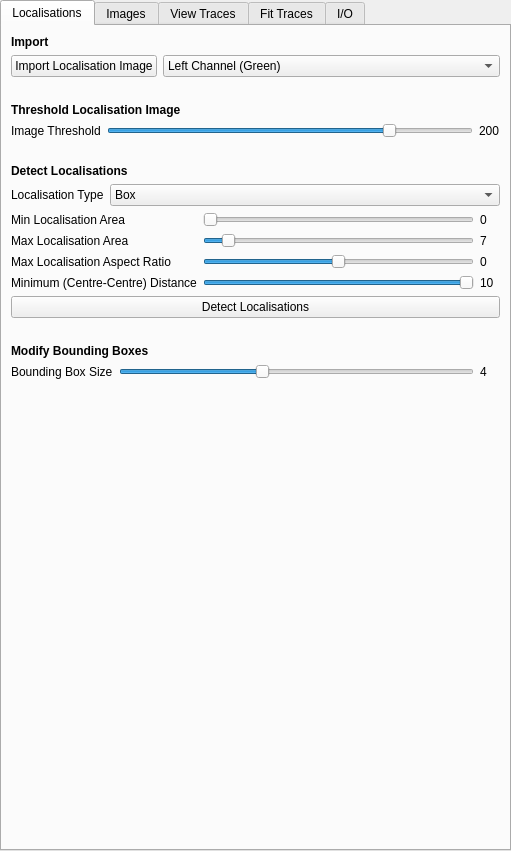
Before: the Qt Designer form src/napari_gapseq/gapseq_ui.ui in piedrro/napari-GapSeq, drawn with Qt 5.
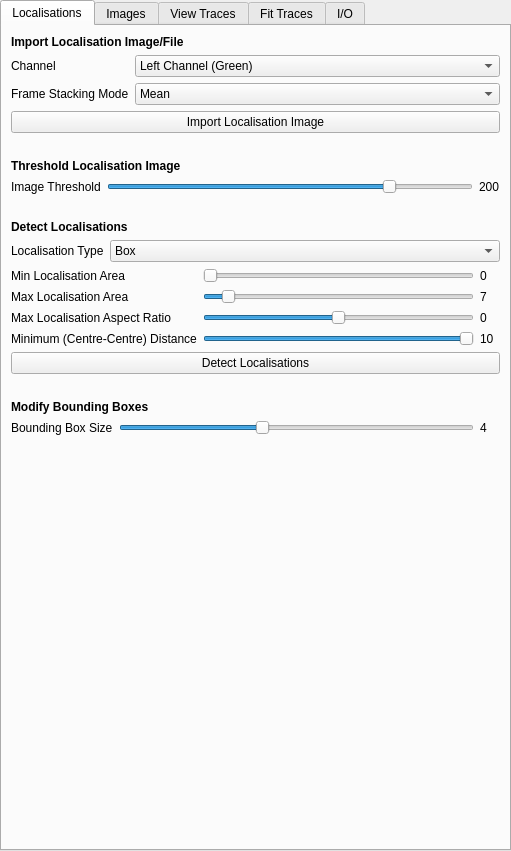
After: the same form once the commit is applied.

Commit message: Added frame stacking mode

```diff
--- a/src/napari_gapseq/gapseq_ui.ui
+++ b/src/napari_gapseq/gapseq_ui.ui
@@ -30,7 +30,7 @@
        </font>
       </property>
       <property name="text">
-       <string>Import</string>
+       <string>Import Localisation Image/File</string>
       </property>
      </widget>
     </item>
@@ -63,15 +63,48 @@
         </item>
        </widget>
       </item>
+      <item row="1" column="0">
+       <widget class="QLabel" name="label_37">
+        <property name="text">
+         <string>Frame Stacking Mode</string>
+        </property>
+       </widget>
+      </item>
+      <item row="1" column="1">
+       <widget class="QComboBox" name="localisation_stack_mode">
+        <item>
+         <property name="text">
+          <string>Mean</string>
+         </property>
+        </item>
+        <item>
+         <property name="text">
+          <string>Max</string>
+         </property>
+        </item>
+        <item>
+         <property name="text">
+          <string>Standard Deviation</string>
+         </property>
+        </item>
+       </widget>
+      </item>
       <item row="0" column="0">
-       <widget class="QPushButton" name="localisation_import_image">
+       <widget class="QLabel" name="label_40">
         <property name="text">
-         <string>Import Localisation Image</string>
+         <string>Channel</string>
         </property>
        </widget>
       </item>
      </layout>
     </item>
+    <item>
+     <widget class="QPushButton" name="localisation_import_image">
+      <property name="text">
+       <string>Import Localisation Image</string>
+      </property>
+     </widget>
+    </item>
     <item>
      <spacer name="verticalSpacer_5">
       <property name="orientation">
```
The commit also changes 2 other files.
